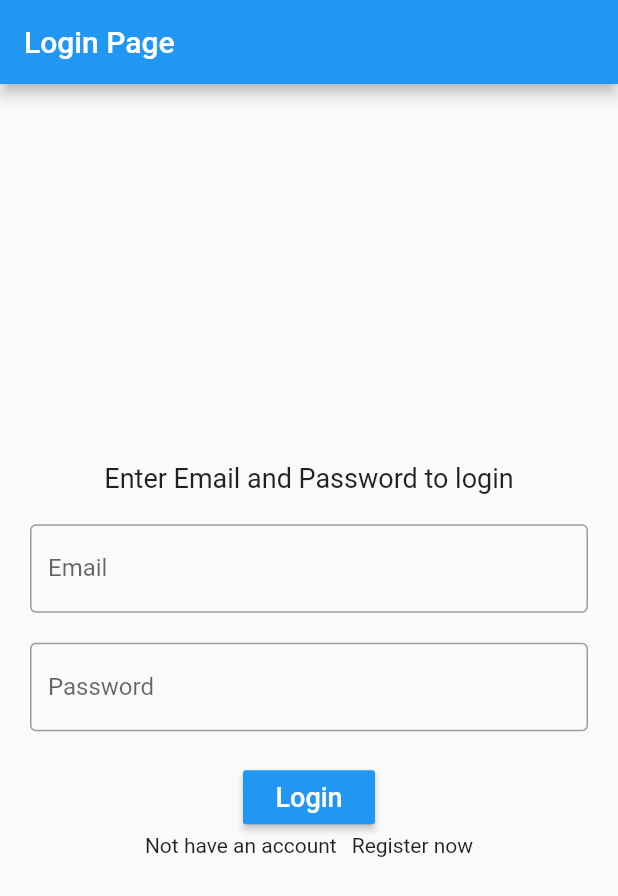
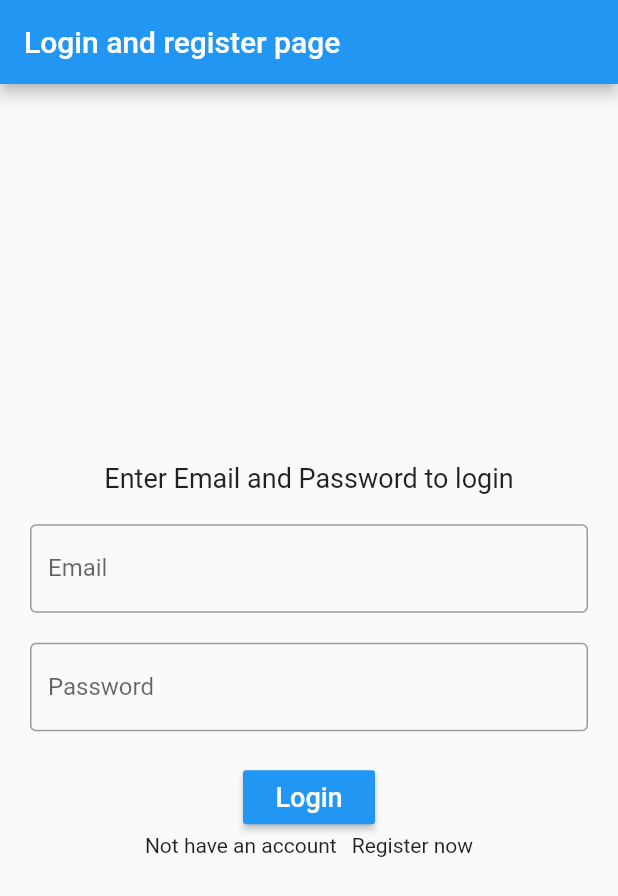
Before and after one commit to Jagmohanrai/Daryadili_app, a Flutter app: the screen it shows after launch, on a phone screen of 412 x 824 dp. Shown: the top 896 px of the screen. Run offline on Flutter 3.47's test engine with Material 2 defaults, Android fonts, the phone set to English and light mode, and no system bars; our stand-ins replace cloud_firestore, firebase_auth, firebase_core; accounts and stored records are empty.

Commit message:
problem resolved

```diff
--- a/lib/login_page.dart
+++ b/lib/login_page.dart
@@ -18,7 +18,7 @@ class _LoginPageState extends State<LoginPage> {
   Widget build(BuildContext context) {
     return Scaffold(
       appBar: AppBar(
-        title: const Text("Login Page"),
+        title: const Text("Login and register page "),
       ),
       body: Padding(
         padding: const EdgeInsets.all(20),
```
